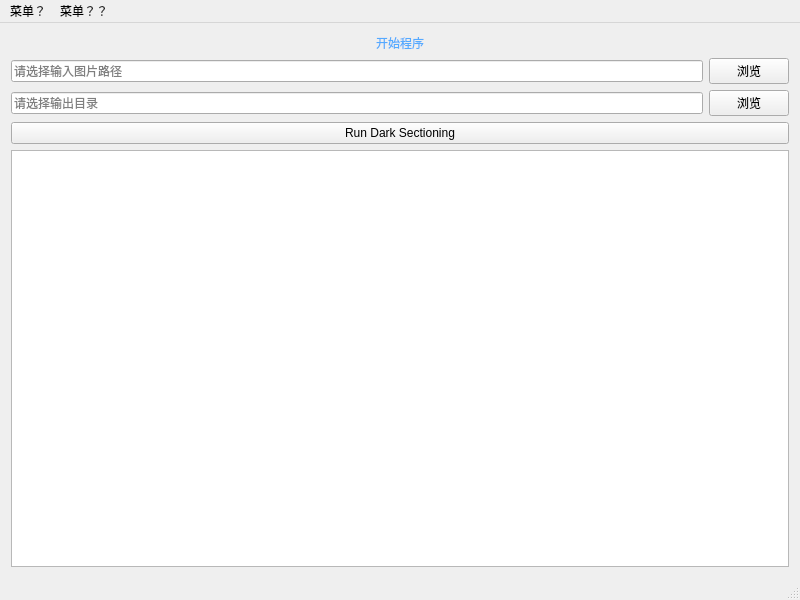
First picture: the form in mainwindow.ui, repository Ruoave/Dark-optical-sectioning-with-Qt-, before the edit.
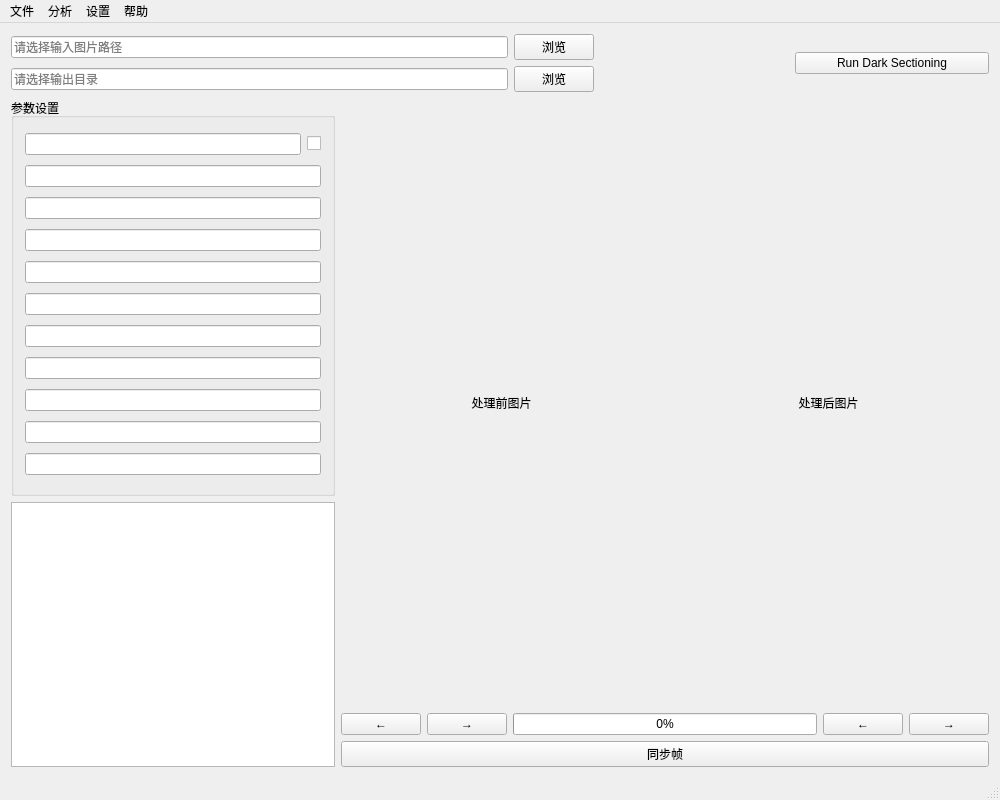
Second picture: the form after the edit.

Commit message: UI初改 根本没用上控件，排布不好，功能也都还没有

```diff
--- a/mainwindow.ui
+++ b/mainwindow.ui
@@ -6,33 +6,21 @@
    <rect>
     <x>0</x>
     <y>0</y>
-    <width>800</width>
-    <height>600</height>
+    <width>1000</width>
+    <height>800</height>
    </rect>
   </property>
   <property name="windowTitle">
    <string>Dark Sectioning</string>
   </property>
   <widget class="QWidget" name="centralWidget">
-   <layout class="QVBoxLayout" name="verticalLayout">
+   <layout class="QVBoxLayout" name="verticalLayout" stretch="0,0">
     <item>
-     <widget class="QLabel" name="label">
-      <property name="styleSheet">
-       <string notr="true">QLabel {
-	font: 75 18pt &quot;微软雅黑&quot;;
-	color: rgb(85, 170, 255)
-}</string>
-      </property>
-      <property name="text">
-       <string>开始程序</string>
-      </property>
-      <property name="alignment">
-       <set>Qt::AlignCenter</set>
-      </property>
-     </widget>
-    </item>
+     <layout class="QHBoxLayout" name="horizontalLayout_path" stretch="3,1,1">
     <item>
-     <layout class="QHBoxLayout" name="horizontalLayout">
+       <layout class="QVBoxLayout" name="verticalLayout_path">
+        <item>
+         <layout class="QHBoxLayout" name="horizontalLayout_input">
       <item>
        <widget class="QLineEdit" name="lineEdit_inputPath">
         <property name="placeholderText">
@@ -50,7 +38,7 @@
      </layout>
     </item>
     <item>
-     <layout class="QHBoxLayout" name="horizontalLayout_2">
+         <layout class="QHBoxLayout" name="horizontalLayout_output">
       <item>
        <widget class="QLineEdit" name="lineEdit_outputPath">
         <property name="placeholderText">
@@ -67,6 +55,21 @@
       </item>
      </layout>
     </item>
+       </layout>
+      </item>
+      <item>
+       <spacer name="horizontalSpacer">
+        <property name="orientation">
+         <enum>Qt::Horizontal</enum>
+        </property>
+        <property name="sizeHint" stdset="0">
+         <size>
+          <width>40</width>
+          <height>20</height>
+         </size>
+        </property>
+       </spacer>
+      </item>
     <item>
      <widget class="QPushButton" name="pushButton">
       <property name="text">
@@ -74,6 +77,61 @@
       </property>
      </widget>
     </item>
+     </layout>
+    </item>
+    <item>
+     <layout class="QHBoxLayout" name="horizontalLayout_main" stretch="1,2">
+      <item>
+       <layout class="QVBoxLayout" name="verticalLayout_left" stretch="3,2">
+        <item>
+         <widget class="QGroupBox" name="groupBox_params">
+          <property name="title">
+           <string>参数设置</string>
+          </property>
+          <layout class="QVBoxLayout" name="verticalLayout_params">
+           <item>
+            <layout class="QHBoxLayout" name="horizontalLayout_toggle">
+             <item>
+              <widget class="QLineEdit" name="lineEdit_param1"/>
+             </item>
+             <item>
+              <widget class="QCheckBox" name="checkBox_param"/>
+             </item>
+            </layout>
+           </item>
+           <item>
+            <widget class="QLineEdit" name="lineEdit_param2"/>
+           </item>
+           <item>
+            <widget class="QLineEdit" name="lineEdit_param3"/>
+           </item>
+           <item>
+            <widget class="QLineEdit" name="lineEdit_param4"/>
+           </item>
+           <item>
+            <widget class="QLineEdit" name="lineEdit_param5"/>
+           </item>
+           <item>
+            <widget class="QLineEdit" name="lineEdit_param6"/>
+           </item>
+           <item>
+            <widget class="QLineEdit" name="lineEdit_param7"/>
+           </item>
+           <item>
+            <widget class="QLineEdit" name="lineEdit_param8"/>
+           </item>
+           <item>
+            <widget class="QLineEdit" name="lineEdit_param9"/>
+           </item>
+           <item>
+            <widget class="QLineEdit" name="lineEdit_param10"/>
+           </item>
+           <item>
+            <widget class="QLineEdit" name="lineEdit_param11"/>
+           </item>
+          </layout>
+         </widget>
+        </item>
     <item>
      <widget class="QTextEdit" name="textEdit">
       <property name="readOnly">
@@ -82,28 +140,130 @@
      </widget>
     </item>
    </layout>
+      </item>
+      <item>
+       <layout class="QVBoxLayout" name="verticalLayout_right">
+        <item>
+         <layout class="QHBoxLayout" name="horizontalLayout_images" stretch="1,1">
+          <item>
+           <widget class="QLabel" name="label_original">
+            <property name="text">
+             <string>处理前图片</string>
+            </property>
+            <property name="alignment">
+             <set>Qt::AlignCenter</set>
+            </property>
+           </widget>
+          </item>
+          <item>
+           <widget class="QLabel" name="label_processed">
+            <property name="text">
+             <string>处理后图片</string>
+            </property>
+            <property name="alignment">
+             <set>Qt::AlignCenter</set>
+            </property>
+           </widget>
+          </item>
+         </layout>
+        </item>
+        <item>
+         <layout class="QHBoxLayout" name="horizontalLayout_control" stretch="1,3,1">
+          <item>
+           <layout class="QHBoxLayout" name="horizontalLayout_left_buttons">
+            <item>
+             <widget class="QPushButton" name="pushButton_prev">
+              <property name="text">
+               <string>←</string>
+              </property>
+             </widget>
+            </item>
+            <item>
+             <widget class="QPushButton" name="pushButton_next">
+              <property name="text">
+               <string>→</string>
+              </property>
+             </widget>
+            </item>
+           </layout>
+          </item>
+          <item>
+           <layout class="QHBoxLayout" name="horizontalLayout_progress">
+            <item>
+             <widget class="QProgressBar" name="progressBar">
+              <property name="value">
+               <number>0</number>
+              </property>
+             </widget>
+            </item>
+           </layout>
+          </item>
+          <item>
+           <layout class="QHBoxLayout" name="horizontalLayout_right_buttons">
+            <item>
+             <widget class="QPushButton" name="pushButton_prev2">
+              <property name="text">
+               <string>←</string>
+              </property>
+             </widget>
+            </item>
+            <item>
+             <widget class="QPushButton" name="pushButton_next2">
+              <property name="text">
+               <string>→</string>
+              </property>
+             </widget>
+            </item>
+           </layout>
+          </item>
+         </layout>
+        </item>
+        <item>
+         <widget class="QPushButton" name="pushButton_sync">
+          <property name="text">
+           <string>同步帧</string>
+          </property>
+         </widget>
+        </item>
+       </layout>
+      </item>
+     </layout>
+    </item>
+   </layout>
   </widget>
   <widget class="QMenuBar" name="menuBar">
    <property name="geometry">
     <rect>
      <x>0</x>
      <y>0</y>
-     <width>800</width>
+     <width>1000</width>
      <height>26</height>
     </rect>
    </property>
-   <widget class="QMenu" name="menu">
+   <widget class="QMenu" name="menuFile">
     <property name="title">
-     <string>菜单？</string>
+     <string>文件</string>
     </property>
    </widget>
-   <widget class="QMenu" name="menu_2">
+   <widget class="QMenu" name="menuAnalysis">
     <property name="title">
-     <string>菜单？？</string>
+     <string>分析</string>
     </property>
    </widget>
-   <addaction name="menu"/>
-   <addaction name="menu_2"/>
+   <widget class="QMenu" name="menuSettings">
+    <property name="title">
+     <string>设置</string>
+    </property>
+   </widget>
+   <widget class="QMenu" name="menuHelp">
+    <property name="title">
+     <string>帮助</string>
+    </property>
+   </widget>
+   <addaction name="menuFile"/>
+   <addaction name="menuAnalysis"/>
+   <addaction name="menuSettings"/>
+   <addaction name="menuHelp"/>
   </widget>
   <widget class="QStatusBar" name="statusBar"/>
  </widget>
```
Left out of the diff: 30 changed lines with no effect on the pictures. Lines whose indentation alone changed are shown as unchanged. The commit also changes 2 other files.
